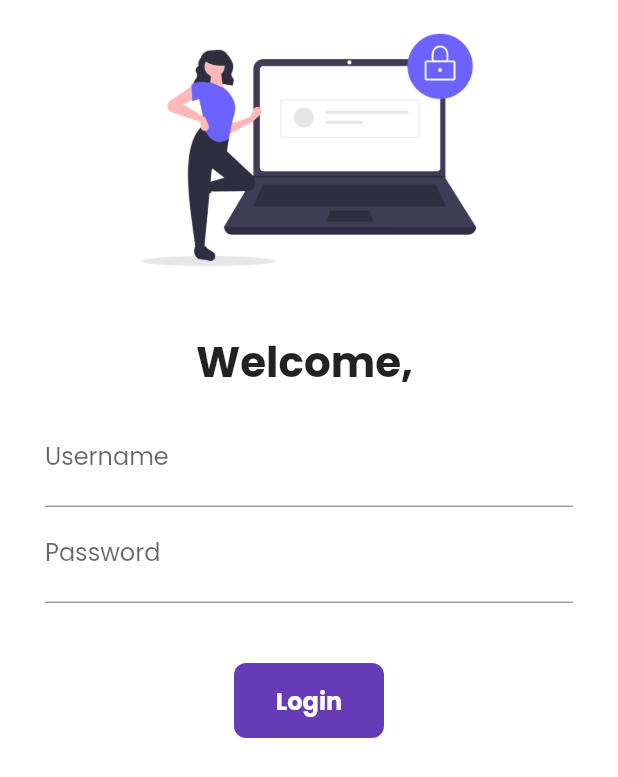
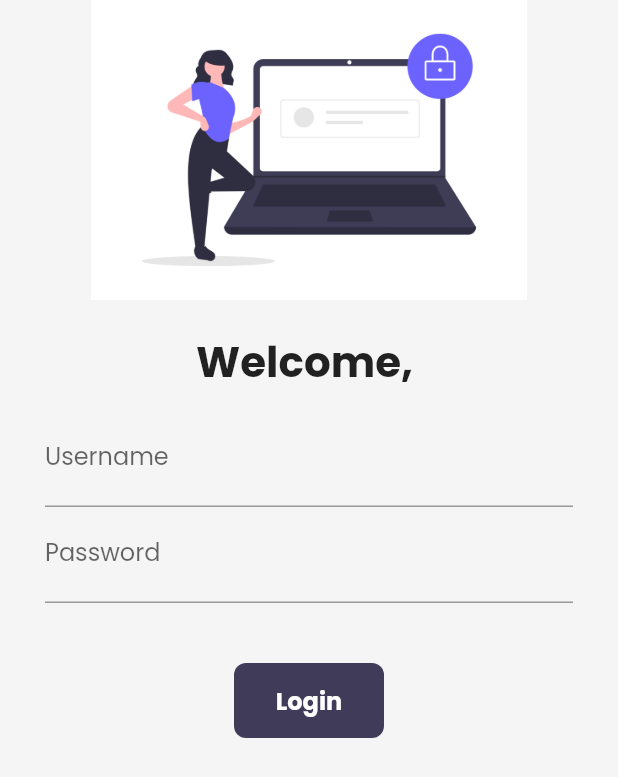
Before and after one commit to HMHemant0815/untitled1, a Flutter app: the LoginPage screen opened by its route, on a phone screen of 412 x 824 dp. Shown: the top 777 px of the screen. Run offline on Flutter 3.47's test engine with Material 2 defaults, Android fonts, the phone set to English and light mode, and no system bars; our stand-ins replace google_fonts, velocity_x; network calls fail.

Commit message:
13 commit

```diff
--- a/lib/main.dart
+++ b/lib/main.dart
@@ -16,7 +16,7 @@ class Myapp extends StatelessWidget {
   @override
   Widget build(BuildContext context) {
     return MaterialApp(
-      themeMode: ThemeMode.light,
+      themeMode: ThemeMode.system,
       theme: MyTheme.lightTheme(context) ,
       debugShowCheckedModeBanner: false,
       darkTheme:MyTheme.DarkTheme(context),
--- a/lib/pages/home_page.dart
+++ b/lib/pages/home_page.dart
@@ -41,12 +41,12 @@ class _HomepageState extends State<Homepage> {
   Widget build(BuildContext context) {
    // final dummyList=List.generate(20, (index) => CatalogModel.items[0]);
     return Scaffold(
-      backgroundColor: MyTheme.creamColor,
+      backgroundColor: context.cardColor,
 
       floatingActionButton: FloatingActionButton(onPressed: ()=> Navigator.pushNamed(context, MyRoutes.cartRoute),
 
-        backgroundColor: MyTheme.darkblueish,
-      child: Icon(CupertinoIcons.cart),
+        backgroundColor: context.theme.buttonColor,
+      child: Icon(CupertinoIcons.cart,color: Colors.white,),
       ),
       body:SafeArea(
         child: Container(
--- a/lib/pages/login_page.dart
+++ b/lib/pages/login_page.dart
@@ -1,6 +1,7 @@
 import 'package:flutter/cupertino.dart';
 import 'package:flutter/material.dart';
 import 'package:untitled1/utils/routes.dart';
+import 'package:velocity_x/velocity_x.dart';
 
 
 class LoginPage extends StatefulWidget {
@@ -33,7 +34,7 @@ class _LoginPageState extends State<LoginPage> {
   Widget build(BuildContext context) {
     return Material(
 
-      color:Colors.white,
+      color:context.canvasColor,
       child: SingleChildScrollView(
         child: Column(
           children: [
@@ -93,7 +94,7 @@ class _LoginPageState extends State<LoginPage> {
                            height: 40.0,
                        ),
                         Material(
-                          color:Colors.deepPurple,
+                          color:context.theme.buttonColor,
                           borderRadius:BorderRadius.circular(changeButton?50:8),
                           child: InkWell(
 
--- a/lib/widget/home_widget/catalog_header.dart
+++ b/lib/widget/home_widget/catalog_header.dart
@@ -10,7 +10,7 @@ class CatalogHeader extends StatelessWidget {
     return  Column(
         crossAxisAlignment: CrossAxisAlignment.start,
         children: [
-          "Catalog App".text.xl5.bold.color(MyTheme.darkblueish).make(),
+          "Catalog App".text.xl5.bold.color(context.theme.accentColor).make(),
           "Trending Products".text.xl2.make(),
 
         ]
--- a/lib/widget/home_widget/catalog_image.dart
+++ b/lib/widget/home_widget/catalog_image.dart
@@ -11,7 +11,7 @@ class CatalogImage extends StatelessWidget {
   Widget build(BuildContext context) {
     return   Image.network(
         image
-    ).box.rounded.p8.color(MyTheme.creamColor).make().p16().w40(context)
+    ).box.rounded.p8.color(context.canvasColor).make().p16().w40(context)
     ;
   }
 }
--- a/lib/widget/home_widget/catalog_list.dart
+++ b/lib/widget/home_widget/catalog_list.dart
@@ -52,7 +52,7 @@ class CatalogItem extends StatelessWidget {
                 crossAxisAlignment: CrossAxisAlignment.start,
                 mainAxisAlignment: MainAxisAlignment.center,
                 children: [
-                  catalog.name.text.lg.color(MyTheme.darkblueish).bold.make(),
+                  catalog.name.text.lg.color(context.accentColor).bold.make(),
                   catalog.desc.text.textStyle(context.captionStyle).make(),
                   10.heightBox,
                   ButtonBar(
@@ -63,7 +63,7 @@ class CatalogItem extends StatelessWidget {
                       ElevatedButton(
                         onPressed: (){},
                         style: ButtonStyle(
-                            backgroundColor: MaterialStateProperty.all(MyTheme.darkblueish),
+                            backgroundColor: MaterialStateProperty.all(context.theme.buttonColor),
                             shape: MaterialStateProperty.all(StadiumBorder(),)
                         ),
                         child: Icon(CupertinoIcons.cart_badge_plus),
@@ -77,6 +77,6 @@ class CatalogItem extends StatelessWidget {
         ],
 
       ),
-    ).white.roundedLg.square(150).make().py16();
+    ).color(context.cardColor).roundedLg.square(150).make().py16();
   }
 }
--- a/lib/widget/theme.dart
+++ b/lib/widget/theme.dart
@@ -1,11 +1,15 @@
 import 'package:flutter/material.dart';
 import 'package:google_fonts/google_fonts.dart';
+import 'package:velocity_x/velocity_x.dart';
 class MyTheme{
   static ThemeData lightTheme(BuildContext context) =>ThemeData(
 
       primarySwatch: Colors.teal,
       fontFamily: GoogleFonts.poppins().fontFamily,
-      primaryTextTheme: GoogleFonts.latoTextTheme(),
+      cardColor: Colors.white,
+      canvasColor: creamColor,
+      buttonColor: darkblueish,
+      accentColor: darkblueish,
       appBarTheme: AppBarTheme(
           color: Colors.white,
           elevation: 0.0,
@@ -13,13 +17,26 @@ class MyTheme{
           textTheme: Theme.of(context).textTheme,
       ));
   static ThemeData  DarkTheme(BuildContext context) =>ThemeData(
-  brightness: Brightness.dark,
+    brightness: Brightness.dark,
+      fontFamily: GoogleFonts.poppins().fontFamily,
+      cardColor: Colors.black,
+      canvasColor: darkcreamColor,
+      buttonColor: lightblueish,
+      accentColor: Colors.white,
+      appBarTheme: AppBarTheme(
+        color: Colors.black,
 
-  );
+        elevation: 0.0,
+        iconTheme: IconThemeData(color: Colors.white),
+        textTheme: Theme.of(context).textTheme,
+  ));
 
   //colors
 
-static Color creamColor=Color(0xfff5f5f5);
+  static Color creamColor=Color(0xfff5f5f5);
+  static Color darkcreamColor=Vx.gray900;
+  static Color lightblueish=Vx.indigo500;
   static Color darkblueish=Color(0xff403b58);
 
+
 }
```
Also changed, not shown: lib/pages/home_detail_page.dart (+6 -6 lines).
